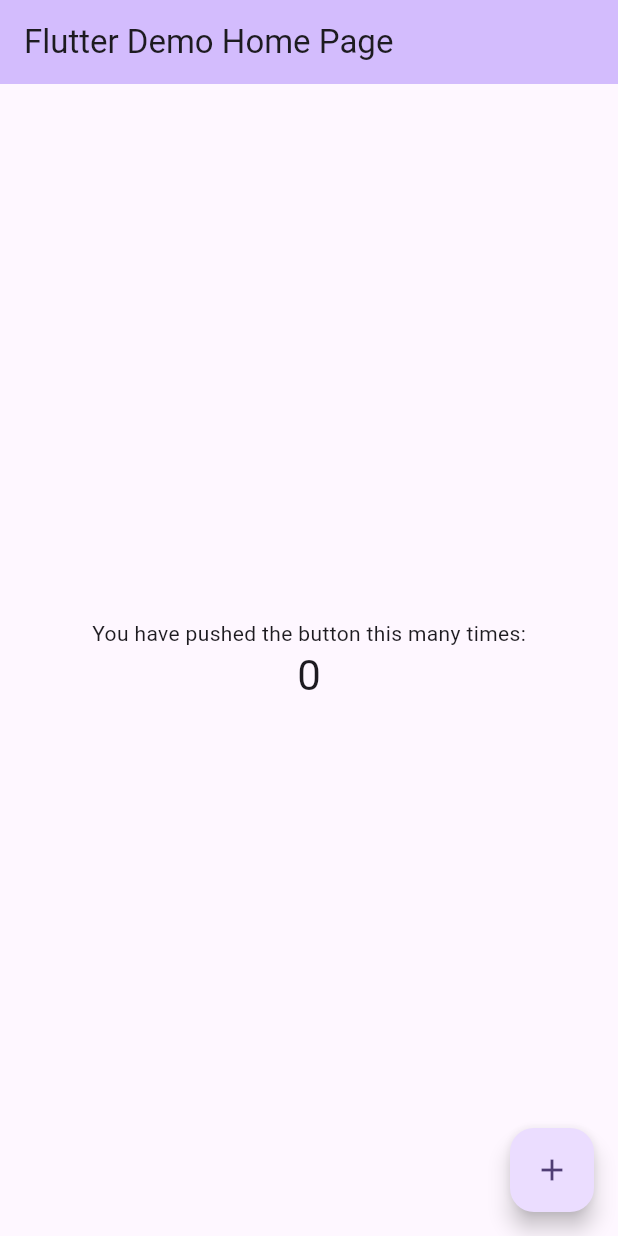
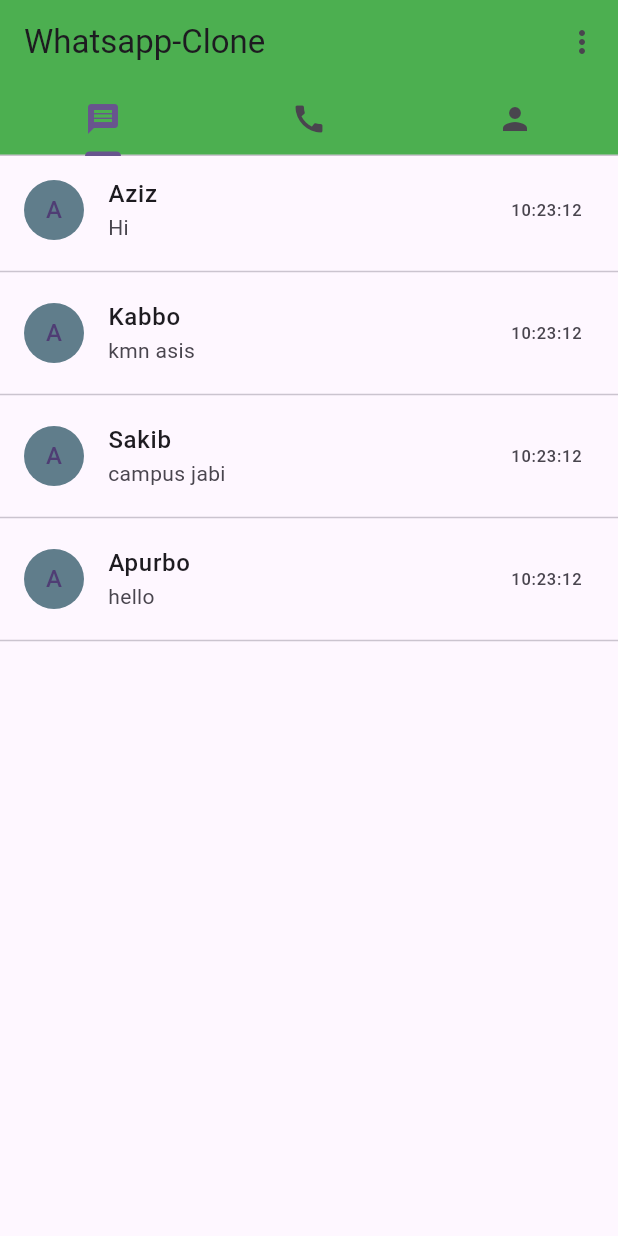
Before and after one commit to Aziz-Ru/Flutter-essential, a Flutter app: the screen it shows after launch, on a phone screen of 412 x 824 dp. Run offline on Flutter 3.47's test engine with Material 3 defaults, Android fonts, the light colour scheme and no system bars.

Commit message:
update tabbbar

```diff
--- a/lib/main.dart
+++ b/lib/main.dart
@@ -1,4 +1,5 @@
 import 'package:flutter/material.dart';
+import 'package:flutter_essential/pages/tabbar.dart';
 
 void main() {
   runApp(const MyApp());
@@ -13,113 +14,10 @@
     return MaterialApp(
       title: 'Flutter Demo',
       theme: ThemeData(
-        // This is the theme of your application.
-        //
-        // TRY THIS: Try running your application with "flutter run". You'll see
-        // the application has a purple toolbar. Then, without quitting the app,
-        // try changing the seedColor in the colorScheme below to Colors.green
-        // and then invoke "hot reload" (save your changes or press the "hot
-        // reload" button in a Flutter-supported IDE, or press "r" if you used
-        // the command line to start the app).
-        //
-        // Notice that the counter didn't reset back to zero; the application
-        // state is not lost during the reload. To reset the state, use hot
-        // restart instead.
-        //
-        // This works for code too, not just values: Most code changes can be
-        // tested with just a hot reload.
         colorScheme: ColorScheme.fromSeed(seedColor: Colors.deepPurple),
         useMaterial3: true,
       ),
-      home: const MyHomePage(title: 'Flutter Demo Home Page'),
+      home: const MyTabbar(),
     );
   }
 }
-
-class MyHomePage extends StatefulWidget {
-  const MyHomePage({super.key, required this.title});
-
-  // This widget is the home page of your application. It is stateful, meaning
-  // that it has a State object (defined below) that contains fields that affect
-  // how it looks.
-
-  // This class is the configuration for the state. It holds the values (in this
-  // case the title) provided by the parent (in this case the App widget) and
-  // used by the build method of the State. Fields in a Widget subclass are
-  // always marked "final".
-
-  final String title;
-
-  @override
-  State<MyHomePage> createState() => _MyHomePageState();
-}
-
-class _MyHomePageState extends State<MyHomePage> {
-  int _counter = 0;
-
-  void _incrementCounter() {
-    setState(() {
-      // This call to setState tells the Flutter framework that something has
-      // changed in this State, which causes it to rerun the build method below
-      // so that the display can reflect the updated values. If we changed
-      // _counter without calling setState(), then the build method would not be
-      // called again, and so nothing would appear to happen.
-      _counter++;
-    });
-  }
-
-  @override
-  Widget build(BuildContext context) {
-    // This method is rerun every time setState is called, for instance as done
-    // by the _incrementCounter method above.
-    //
-    // The Flutter framework has been optimized to make rerunning build methods
-    // fast, so that you can just rebuild anything that needs updating rather
-    // than having to individually change instances of widgets.
-    return Scaffold(
-      appBar: AppBar(
-        // TRY THIS: Try changing the color here to a specific color (to
-        // Colors.amber, perhaps?) and trigger a hot reload to see the AppBar
-        // change color while the other colors stay the same.
-        backgroundColor: Theme.of(context).colorScheme.inversePrimary,
-        // Here we take the value from the MyHomePage object that was created by
-        // the App.build method, and use it to set our appbar title.
-        title: Text(widget.title),
-      ),
-      body: Center(
-        // Center is a layout widget. It takes a single child and positions it
-        // in the middle of the parent.
-        child: Column(
-          // Column is also a layout widget. It takes a list of children and
-          // arranges them vertically. By default, it sizes itself to fit its
-          // children horizontally, and tries to be as tall as its parent.
-          //
-          // Column has various properties to control how it sizes itself and
-          // how it positions its children. Here we use mainAxisAlignment to
-          // center the children vertically; the main axis here is the vertical
-          // axis because Columns are vertical (the cross axis would be
-          // horizontal).
-          //
-          // TRY THIS: Invoke "debug painting" (choose the "Toggle Debug Paint"
-          // action in the IDE, or press "p" in the console), to see the
-          // wireframe for each widget.
-          mainAxisAlignment: MainAxisAlignment.center,
-          children: <Widget>[
-            const Text(
-              'You have pushed the button this many times:',
-            ),
-            Text(
-              '$_counter',
-              style: Theme.of(context).textTheme.headlineMedium,
-            ),
-          ],
-        ),
-      ),
-      floatingActionButton: FloatingActionButton(
-        onPressed: _incrementCounter,
-        tooltip: 'Increment',
-        child: const Icon(Icons.add),
-      ), // This trailing comma makes auto-formatting nicer for build methods.
-    );
-  }
-}
--- /dev/null
+++ b/lib/model/userlist.dart
@@ -0,0 +1,18 @@
+class Users {
+  final String name;
+  final String message;
+  final String time;
+  final String avatar;
+  Users(
+      {required this.name,
+      required this.message,
+      required this.time,
+      required this.avatar});
+}
+
+List<Users> userList = [
+  Users(name: "Aziz", message: 'Hi', time: '10:23:12', avatar: 'A'),
+  Users(name: "Kabbo", message: 'kmn asis', time: '10:23:12', avatar: 'A'),
+  Users(name: "Sakib", message: 'campus jabi', time: '10:23:12', avatar: 'A'),
+  Users(name: "Apurbo", message: 'hello ', time: '10:23:12', avatar: 'A'),
+];
--- /dev/null
+++ b/lib/pages/chatpage.dart
@@ -0,0 +1,46 @@
+import 'package:flutter/material.dart';
+import 'package:flutter_essential/model/userlist.dart';
+import 'package:flutter_essential/pages/detail/chatdetail.dart';
+
+class ChatPage extends StatefulWidget {
+  const ChatPage({super.key});
+
+  @override
+  State<ChatPage> createState() => _ChatPage();
+}
+
+class _ChatPage extends State<ChatPage> {
+  @override
+  Widget build(BuildContext context) {
+    return Scaffold(
+      body: ListView.builder(
+          itemCount: userList.length,
+          itemBuilder: (context, index) => Column(
+                children: [
+                  ListTile(
+                    // selectedTileColor: Colors.black,
+                    leading: CircleAvatar(
+                      backgroundColor: Colors.blueGrey,
+                      child: Text(userList[index].avatar),
+                    ),
+                    title: Text(
+                      userList[index].name,
+                      style: const TextStyle(fontWeight: FontWeight.w500),
+                    ),
+                    subtitle: Text(userList[index].message),
+                    trailing: Text(userList[index].time),
+                    onTap: () {
+                      Navigator.push(
+                          context,
+                          MaterialPageRoute(
+                              builder: (context) =>  ChatDetailPage(userList[index])));
+                    },
+                  ),
+                  const Divider(
+                    height: 10.0,
+                  ),
+                ],
+              )),
+    );
+  }
+}
--- /dev/null
+++ b/lib/pages/tabbar.dart
@@ -0,0 +1,56 @@
+import 'package:flutter/material.dart';
+import 'package:flutter_essential/pages/callpage.dart';
+import 'package:flutter_essential/pages/chatpage.dart';
+import 'package:flutter_essential/pages/profilepage.dart';
+
+class MyTabbar extends StatefulWidget {
+  const MyTabbar({super.key});
+
+  @override
+  State<MyTabbar> createState() => _Homepage();
+}
+
+class _Homepage extends State<MyTabbar> with SingleTickerProviderStateMixin {
+  final List<Tab> topTabs = <Tab>[
+    const Tab(
+      icon: Icon(Icons.message),
+    ),
+    const Tab(
+      icon: Icon(Icons.call),
+    ),
+    const Tab(
+      icon: Icon(Icons.person),
+    ),
+  ];
+
+  late TabController _tabController;
+  @override
+  void initState() {
+    _tabController = TabController(vsync: this, length: 3, initialIndex: 0);
+    _tabController.addListener(() {
+      setState(() {});
+    });
+    super.initState();
+  }
+
+  @override
+  Widget build(BuildContext context) {
+    return Scaffold(
+      appBar: AppBar(
+        backgroundColor: Colors.green,
+        title: const Text('Whatsapp-Clone'),
+        actions: [
+          IconButton(onPressed: () {}, icon: const Icon(Icons.more_vert))
+        ],
+        bottom: TabBar(
+          tabs: topTabs,
+          controller: _tabController,
+        ),
+      ),
+      body: TabBarView(
+        controller: _tabController,
+        children: const [ChatPage(), CallPage(), ProfilePage()],
+      ),
+    );
+  }
+}
```
Also changed, not shown: lib/pages/callpage.dart (added, +19 -0 lines), lib/pages/detail/chatdetail.dart (added, +28 -0 lines), lib/pages/profilepage.dart (added, +19 -0 lines).
